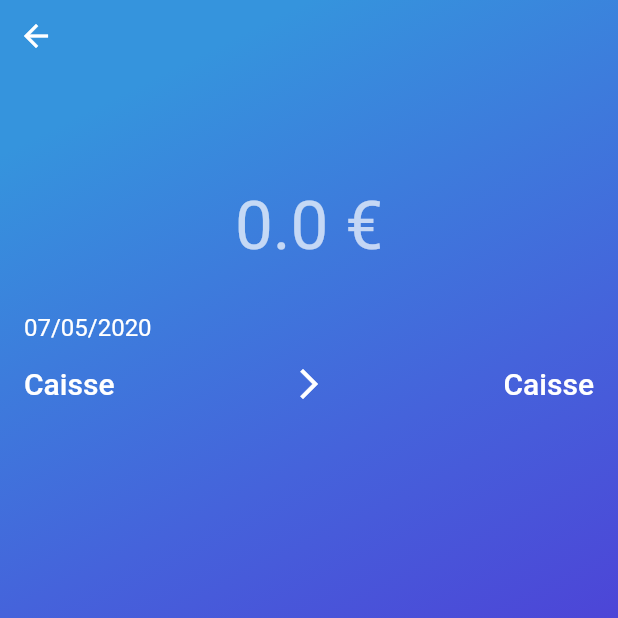
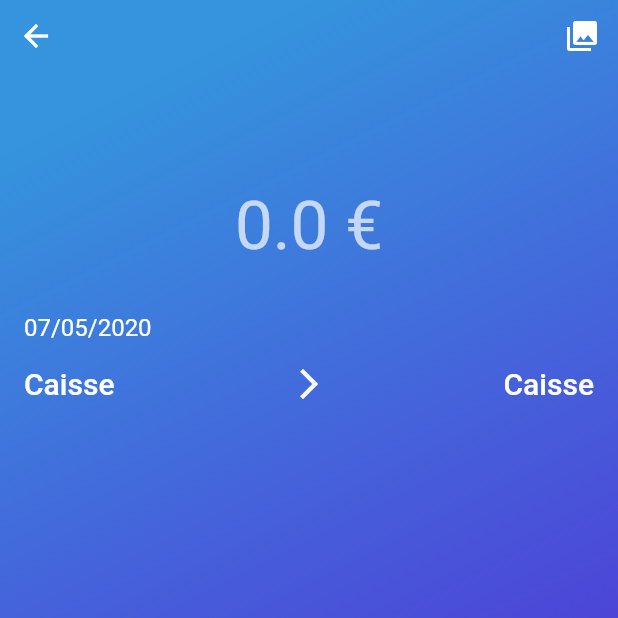
Before and after one commit to quentinlowette/treasurer, a Flutter app: the OperationView screen opened directly with empty values, on a phone screen of 412 x 824 dp, the top half of it. Run offline on Flutter 3.47's test engine with Material 2 defaults, Android fonts, the phone set to English and light mode, and no system bars; our stand-ins replace get_it, image_picker, sqflite, stacked; missing offline and left inert: firebase_ml_vision; accounts and stored records are empty.

Commit message:
add image button

```diff
--- a/lib/ui/views/operation.v.dart
+++ b/lib/ui/views/operation.v.dart
@@ -1,3 +1,5 @@
+import 'dart:io';
+
 import 'package:flutter/material.dart';
 import 'package:intl/intl.dart';
 import 'package:stacked/stacked.dart';
@@ -6,6 +8,7 @@ import 'package:treasurer/core/viewmodels/operation.vm.dart';
 import 'package:treasurer/ui/colors.dart';
 import 'package:treasurer/ui/theme.dart';
 import 'package:treasurer/ui/widgets/buttons.dart';
+import 'package:treasurer/ui/widgets/image_button.dart';
 
 /// View of an operation
 ///
@@ -36,6 +39,9 @@ class OperationView extends StatelessWidget {
                     color: DefaultThemeColors.white,
                     onPressed: () => model.exit(),
                   ),
+                  ImageButton(
+                    imagePath: model.operation.receiptPhotoPath,
+                  )
                 ],
               ),
             ),
@@ -82,11 +88,11 @@ class OperationView extends StatelessWidget {
                       ),
                     ],
                   ),
-                  SizedBox(height: 32.0),
-                  Text(
-                    model.operation.receiptPhotoPath ?? "Pas de photo",
-                    style: Theme.of(context).accentTextTheme.headline6,
-                  ),
+                  // SizedBox(height: 32.0),
+                  // Text(
+                  //   model.operation.receiptPhotoPath ?? "Pas de photo",
+                  //   style: Theme.of(context).accentTextTheme.headline6,
+                  // ),
                   Spacer(),
                   CustomRaisedButton(
                     backgroundColor: DefaultThemeColors.white,
--- /dev/null
+++ b/lib/ui/widgets/image_button.dart
@@ -0,0 +1,38 @@
+import 'dart:io';
+
+import 'package:flutter/material.dart';
+import 'package:treasurer/ui/colors.dart';
+
+class ImageButton extends StatelessWidget {
+  final String imagePath;
+
+  ImageButton({@required this.imagePath});
+
+  @override
+  Widget build(BuildContext context) {
+    return IconButton(
+      icon: Icon(
+        imagePath == null ? Icons.filter_none : Icons.collections,
+        color: DefaultThemeColors.white,
+      ),
+      onPressed: () {
+        if (imagePath != null) {
+          showDialog(
+            context: context,
+            child: Dialog(
+              backgroundColor: Colors.transparent,
+              child: Container(
+                decoration: BoxDecoration(
+                  borderRadius: BorderRadius.circular(8.0),
+                  color: DefaultThemeColors.white,
+                ),
+                padding: const EdgeInsets.all(8.0),
+                child: Image.file(File("$imagePath")),
+              ),
+            ),
+          );
+        }
+      },
+    );
+  }
+}
```
Also changed, not shown: lib/ui/widgets/image_miniature.dart (deleted, +0 -42 lines).
